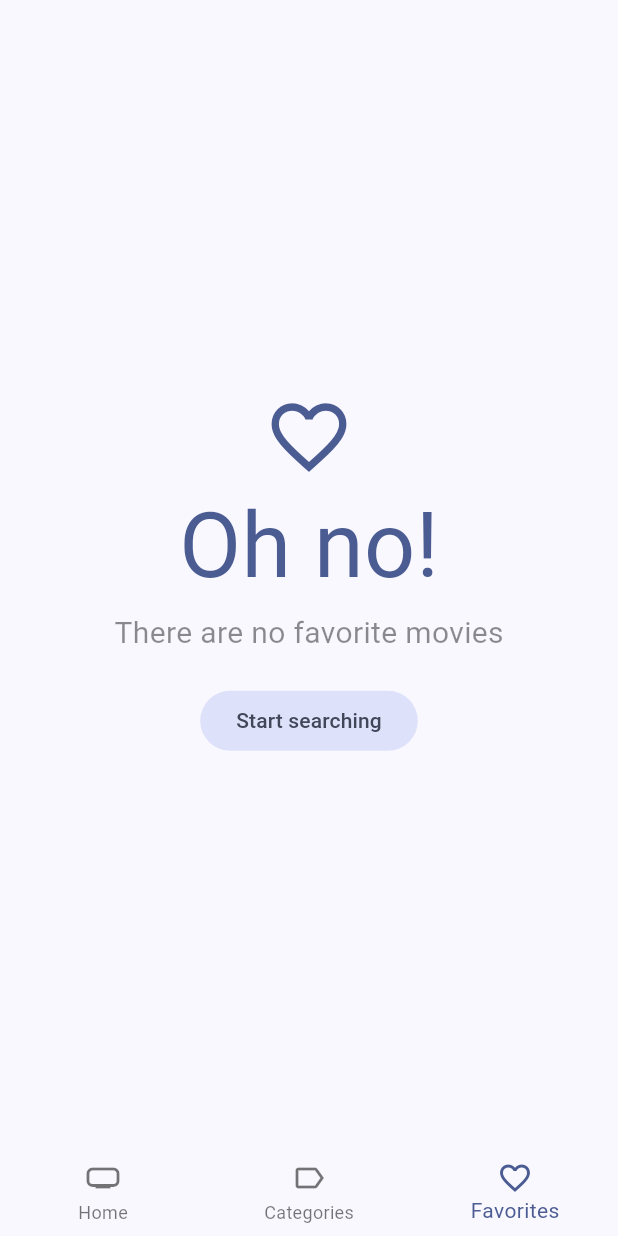
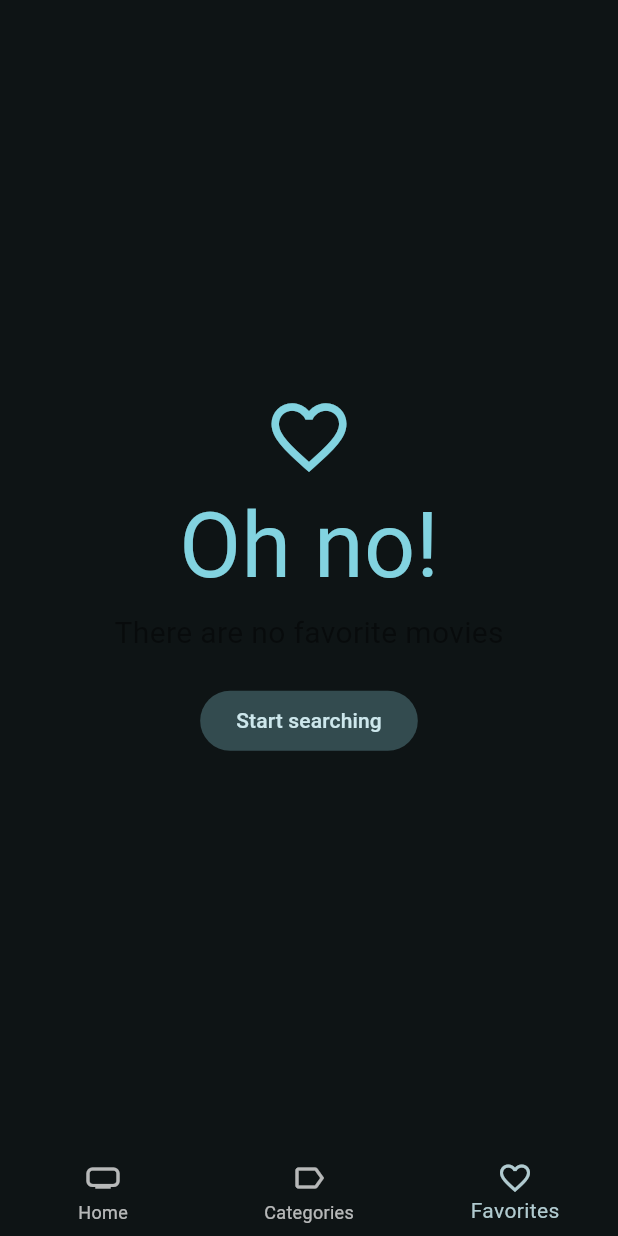
Before and after one commit to psuar92/cinemapedia, a Flutter app: the screen it shows after launch, item 3 of the bottom bar chosen, on a phone screen of 412 x 824 dp. Run offline on Flutter 3.47's test engine with Material 3 defaults, Android fonts, the phone set to English and light mode, and no system bars; our stand-ins replace animate_do, card_swiper, dio, flutter_dotenv, flutter_riverpod, go_router and 1 more; accounts and stored records are empty; generated files the repository leaves out were written again; network calls fail.

Commit message:
configured darkmode

```diff
--- a/lib/config/theme/app_theme.dart
+++ b/lib/config/theme/app_theme.dart
@@ -3,6 +3,7 @@ import 'package:flutter/material.dart';
 class AppTheme {
   ThemeData getTheme() => ThemeData(
         useMaterial3: true,
-        colorSchemeSeed: const Color(0xff2865F5),
+        colorSchemeSeed: Colors.white,
+        brightness: Brightness.dark,
       );
 }
```
